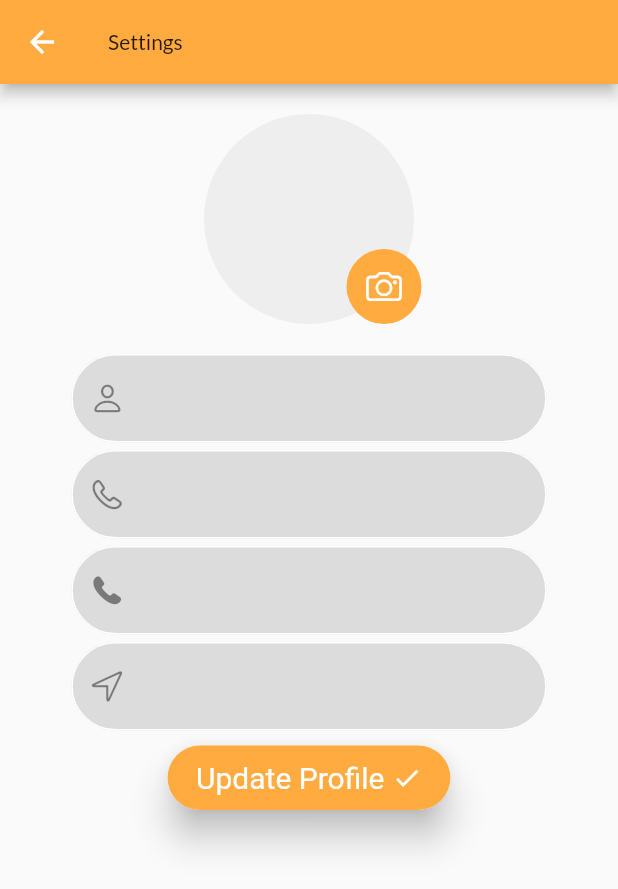
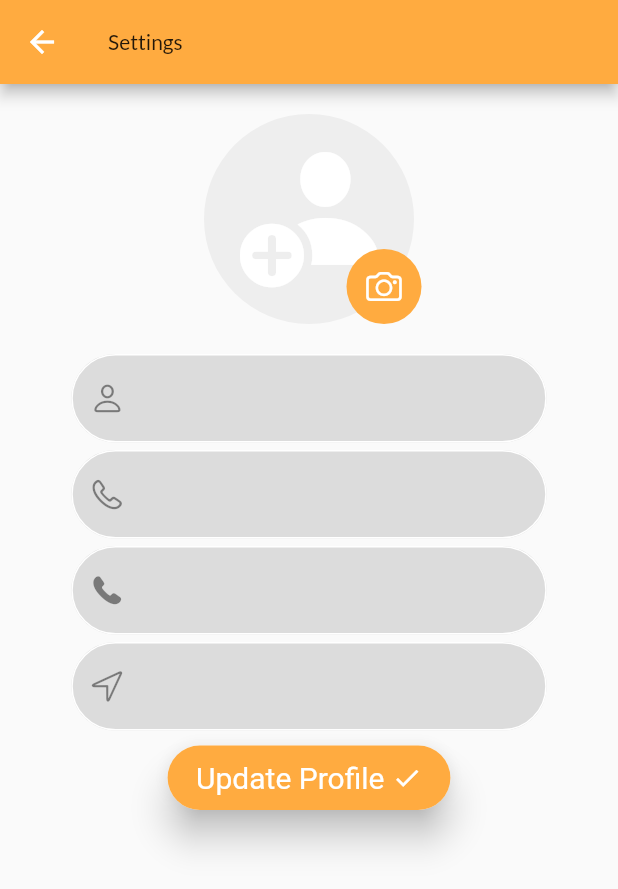
Before and after one commit to pikupooh/Shop-App, a Flutter app: the ProfilePage screen opened directly, on a phone screen of 412 x 824 dp. Shown: the top 889 px of the screen. Run offline on Flutter 3.47's test engine with Material 2 defaults, Android fonts, the phone set to English and light mode, and no system bars; our stand-ins replace cloud_firestore, firebase_auth, fluttertoast, google_fonts; accounts and stored records are empty; Roboto replaces fonts that are missing (Questrial).

Commit message:
Added icon in default profile photo

```diff
--- a/lib/Pages/profile_page.dart
+++ b/lib/Pages/profile_page.dart
@@ -49,6 +49,7 @@ class _ProfilePageState extends State<ProfilePage> {
               mainAxisAlignment: MainAxisAlignment.center,
               children: <Widget>[
                 CircleAvatar(
+                  child: Icon(CupertinoIcons.person_add_solid,color: Colors.white,size: 100,),
                   backgroundColor: Colors.grey[200],
                   radius: 70,
                 )
```
